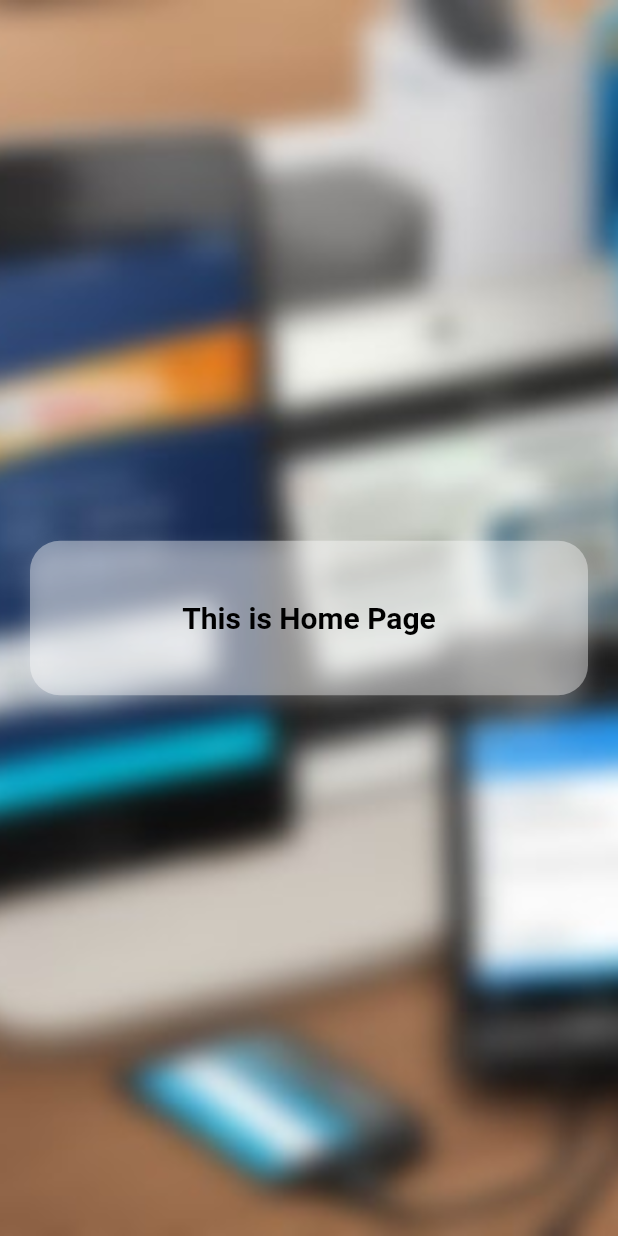
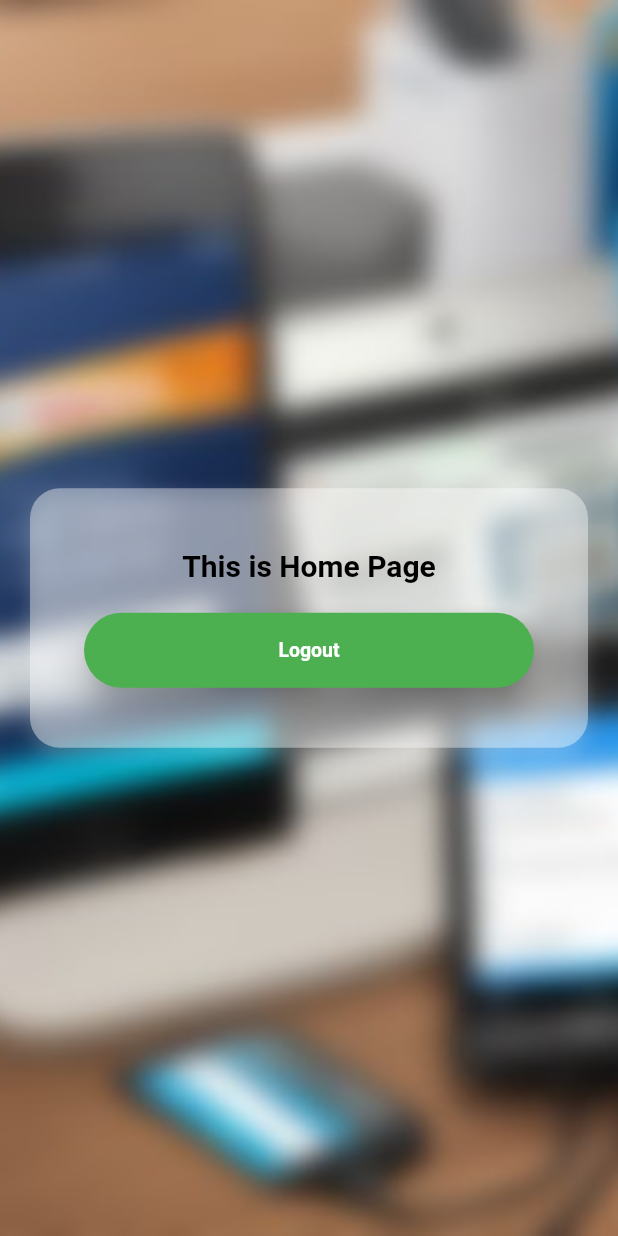
Before and after one commit to abdulmazidcse/pos-app, a Flutter app: the HomePage screen opened directly, on a phone screen of 412 x 824 dp. Run offline on Flutter 3.47's test engine with Material 2 defaults, Android fonts, the phone set to English and light mode, and no system bars; drawn by our look-alikes of auto_size_text; our stand-ins replace fluttertoast, shared_preferences; missing offline and left inert: flutter_barcode_scanner; accounts and stored records are empty.

Commit message:
Check Login go Home or Login Pg

```diff
--- a/lib/HomePage/HomePage.dart
+++ b/lib/HomePage/HomePage.dart
@@ -63,49 +63,29 @@ class _HomePageState extends State<HomePage> {
                       ),
                     ),
                     SizedBox(height: 20.0),
-                    // ElevatedButton(
-                    //   child: Text(
-                    //     'Logout',
-                    //     style: TextStyle(
-                    //         fontWeight: FontWeight.bold,
-                    //         fontSize: 13,
-                    //         color: Colors.white),
-                    //   ),
-                    //   onPressed: () async {
-                    //     SharedPreferences prefs =
-                    //         await SharedPreferences.getInstance();
-                    //     await prefs.clear();
-                    //     Navigator.of(context).pushReplacement(
-                    //         MaterialPageRoute(builder: (context) => LogIn()));
-                    //   },
-                    //   style: ElevatedButton.styleFrom(
-                    //       elevation: 9.0,
-                    //       primary: Colors.green,
-                    //       fixedSize: const Size(300, 50),
-                    //       shape: RoundedRectangleBorder(
-                    //           borderRadius: BorderRadius.circular(75))),
-                    // ),
-                    // SizedBox(height: 20.0),
-                    // ElevatedButton(
-                    //   child: Text(
-                    //     'Products',
-                    //     style: TextStyle(
-                    //         fontWeight: FontWeight.bold,
-                    //         fontSize: 13,
-                    //         color: Colors.white),
-                    //   ),
-                    //   onPressed: () async {
-                    //     Navigator.of(context).pushReplacement(MaterialPageRoute(
-                    //         builder: (context) => ProductPage()));
-                    //   },
-                    //   style: ElevatedButton.styleFrom(
-                    //       elevation: 9.0,
-                    //       primary: Colors.green,
-                    //       fixedSize: const Size(300, 50),
-                    //       shape: RoundedRectangleBorder(
-                    //           borderRadius: BorderRadius.circular(75))),
-                    // ),
-                    // SizedBox(height: 20.0),
+                    ElevatedButton(
+                      child: Text(
+                        'Logout',
+                        style: TextStyle(
+                            fontWeight: FontWeight.bold,
+                            fontSize: 13,
+                            color: Colors.white),
+                      ),
+                      onPressed: () async {
+                        SharedPreferences prefs =
+                            await SharedPreferences.getInstance();
+                        await prefs.clear();
+                        Navigator.of(context).pushReplacement(
+                            MaterialPageRoute(builder: (context) => LogIn()));
+                      },
+                      style: ElevatedButton.styleFrom(
+                          elevation: 9.0,
+                          primary: Colors.green,
+                          fixedSize: const Size(300, 50),
+                          shape: RoundedRectangleBorder(
+                              borderRadius: BorderRadius.circular(75))),
+                    ),
+                    SizedBox(height: 20.0),
                   ],
                 ),
               ),
```
Also changed, not shown: lib/main.dart (+26 -32 lines).
